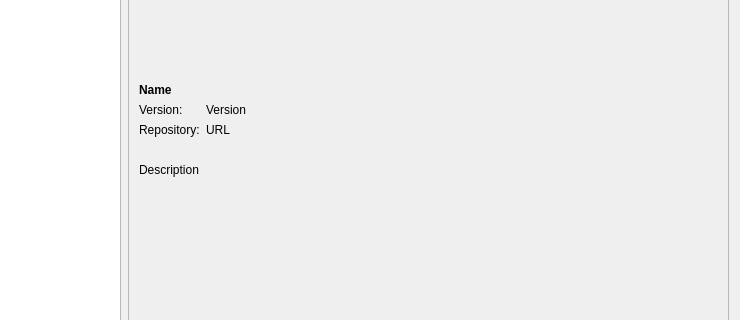
pbek/QOwnNotes, file src/dialogs/scriptrepositorydialog.ui: the form before one commit; both pictures show x 190 to 930 and y 249 to 569 of the 930 by 657 pixel window.
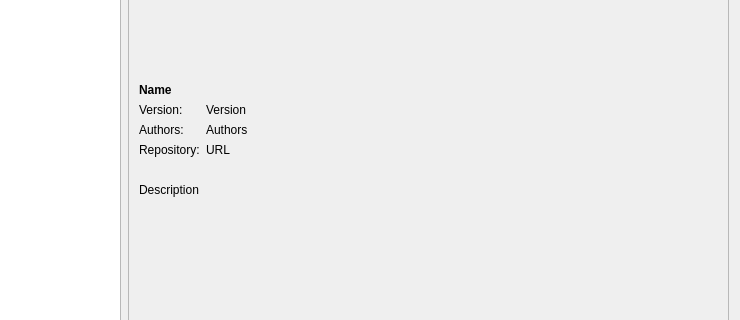
The form after the commit. Icons and pictures are not drawn.

What changed in the file:
```diff
--- a/src/dialogs/scriptrepositorydialog.ui
+++ b/src/dialogs/scriptrepositorydialog.ui
@@ -266,6 +266,32 @@
              </property>
             </spacer>
            </item>
+           <item row="4" column="0">
+            <widget class="QLabel" name="versionLabel_2">
+             <property name="text">
+              <string notr="true">Authors:</string>
+             </property>
+             <property name="textFormat">
+              <enum>Qt::PlainText</enum>
+             </property>
+             <property name="textInteractionFlags">
+              <set>Qt::LinksAccessibleByMouse|Qt::TextSelectableByMouse</set>
+             </property>
+            </widget>
+           </item>
+           <item row="4" column="1">
+            <widget class="QLabel" name="authorLabel">
+             <property name="text">
+              <string notr="true">Authors</string>
+             </property>
+             <property name="wordWrap">
+              <bool>true</bool>
+             </property>
+             <property name="openExternalLinks">
+              <bool>true</bool>
+             </property>
+            </widget>
+           </item>
           </layout>
          </widget>
         </item>
```
